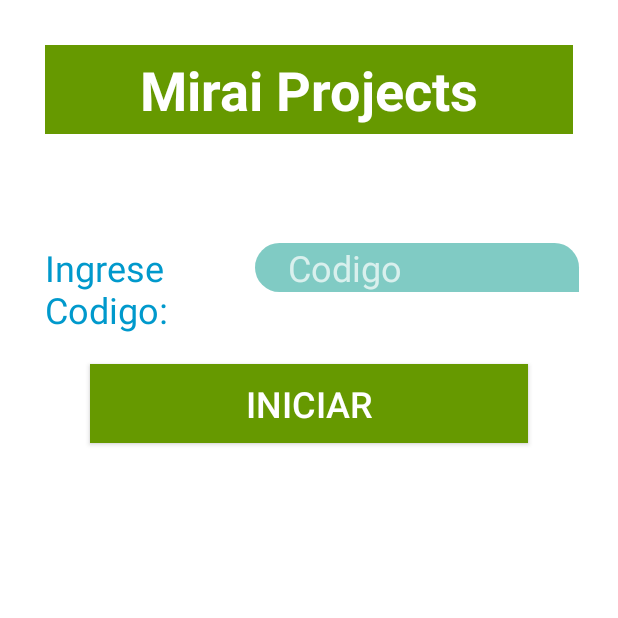
After one commit to luibasantes/PlantsCare, an Android app: the login screen opened directly, with no data from a screen before it, on a phone screen of 412 x 824 dp, the top half of it. The commit adds this screen. Run offline under Robolectric (Android 15) with nearby library versions, the phone set to English and light mode, and no system bars.

Commit message:
Validando un codigo para evitar usuarios no definidos

```diff
--- a/app/build.gradle
+++ b/app/build.gradle
@@ -26,4 +26,5 @@ dependencies {
     androidTestImplementation 'com.android.support.test:runner:1.0.2'
     androidTestImplementation 'com.android.support.test.espresso:espresso-core:3.0.2'
     implementation 'pl.droidsonroids.gif:android-gif-drawable:1.2.+'
+    implementation 'com.android.support:design:28.0.0-alpha3'
 }
--- /dev/null
+++ b/app/src/main/java/com/projects/mirai/koukin/plantscare/login.java
@@ -0,0 +1,43 @@
+package com.projects.mirai.koukin.plantscare;
+
+import android.content.Intent;
+import android.content.SharedPreferences;
+import android.support.v7.app.AppCompatActivity;
+import android.os.Bundle;
+import android.view.View;
+import android.widget.Button;
+import android.widget.EditText;
+import android.widget.TextView;
+
+public class login extends AppCompatActivity {
+
+    @Override
+    protected void onCreate(Bundle savedInstanceState) {
+        super.onCreate(savedInstanceState);
+        setContentView(R.layout.activity_login);
+
+        Button clickButton = (Button) findViewById(R.id.button);
+        final EditText codigo = (EditText) findViewById(R.id.txt_codigo);
+        clickButton.setOnClickListener( new View.OnClickListener() {
+
+            @Override
+            public void onClick(View v) {
+                if(codigo.getText().toString().equals("GALLARDO") || codigo.getText().toString().equals("gallardo") || codigo.getText().toString().equals("Gallardo")){
+                    Intent i=new Intent(getBaseContext(),MenuPrincipal.class);
+                    startActivity(i);
+                    finish();
+                    SharedPreferences pref = getApplicationContext().getSharedPreferences("MyPref", 0); // 0 - for private mode
+                    SharedPreferences.Editor editor = pref.edit();
+                    editor.putBoolean("claveCorrecta", true);
+                    editor.commit(); // commit changes
+                }
+                else{
+                    final TextView warning = (TextView) findViewById(R.id.txt_warning);
+                    warning.setText("CODIGO INCORRECTO");
+                }
+            }
+        });
+    }
+
+
+}
--- /dev/null
+++ b/app/src/main/res/layout/activity_login.xml
@@ -0,0 +1,79 @@
+<?xml version="1.0" encoding="utf-8"?>
+<LinearLayout xmlns:android="http://schemas.android.com/apk/res/android"
+    xmlns:app="http://schemas.android.com/apk/res-auto"
+    xmlns:tools="http://schemas.android.com/tools"
+    android:layout_width="match_parent"
+    android:layout_height="match_parent"
+    android:background="@android:color/background_light"
+    android:orientation="vertical"
+    android:padding="10dp"
+    tools:context=".login">
+
+    <TextView
+        android:id="@+id/textView"
+        android:layout_width="match_parent"
+        android:layout_height="wrap_content"
+        android:layout_margin="20dp"
+        android:background="@android:color/holo_green_dark"
+        android:gravity="center_horizontal"
+        android:padding="5dp"
+        android:text="Mirai Projects"
+        android:textColor="@android:color/background_light"
+        android:textSize="36sp"
+        android:textStyle="bold" />
+
+    <TextView
+        android:id="@+id/txt_warning"
+        android:layout_width="match_parent"
+        android:layout_height="wrap_content"
+        android:gravity="center"
+        android:maxLength="10"
+        android:textAllCaps="true"
+        android:textColor="@android:color/holo_red_dark"
+        android:textSize="24sp"
+        android:textStyle="bold" />
+
+    <LinearLayout
+        android:layout_width="match_parent"
+        android:layout_height="wrap_content"
+        android:orientation="horizontal">
+
+        <TextView
+            android:id="@+id/textView5"
+            android:layout_width="wrap_content"
+            android:layout_height="wrap_content"
+            android:layout_weight="1"
+            android:padding="20dp"
+            android:text="Ingrese Codigo:"
+            android:textColor="@android:color/holo_blue_dark"
+            android:textSize="24sp" />
+
+        <EditText
+            android:id="@+id/txt_codigo"
+            android:layout_width="wrap_content"
+            android:layout_height="wrap_content"
+            android:layout_weight="1"
+            android:background="?android:attr/fastScrollPreviewBackgroundRight"
+            android:ems="10"
+            android:hint="Codigo"
+            android:inputType="textPersonName"
+            android:textAllCaps="true"
+            android:textColor="@android:color/background_light"
+            android:textColorLink="@android:color/background_light"
+            android:textSize="24sp"
+            android:theme="?attr/editTextStyle" />
+    </LinearLayout>
+
+    <Button
+        android:id="@+id/button"
+        android:layout_width="match_parent"
+        android:layout_height="wrap_content"
+        android:layout_marginLeft="50dp"
+        android:layout_marginRight="50dp"
+        android:background="@android:color/holo_green_dark"
+        android:padding="10dp"
+        android:text="Iniciar"
+        android:textColor="@android:color/background_light"
+        android:textSize="24sp" />
+
+</LinearLayout>
```
Also changed, not shown: app/src/main/AndroidManifest.xml (+7 -4 lines), app/src/main/java/com/projects/mirai/koukin/plantscare/Inicio.java (+10 -1 lines), app/src/main/res/layout/activity_menu_principal.xml (+72 -0 lines), app/src/main/res/drawable/alarmclock.png (added), app/src/main/res/drawable/fondo.jpg (added).
